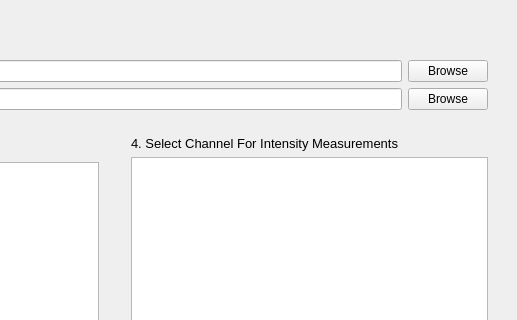
Old version of the form radialUI.ui in the repository HarrisonWismer/RadialProfile; both pictures show x 287 to 804 and y 0 to 320 of the 804 by 599 pixel window.
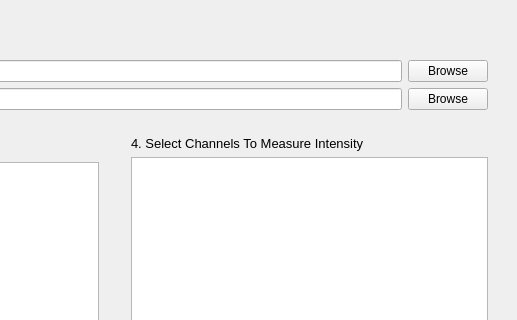
New version of the form.

What changed in the file:
```diff
--- a/radialUI.ui
+++ b/radialUI.ui
@@ -181,7 +181,7 @@
          </font>
         </property>
         <property name="text">
-         <string>4. Select Channel For Intensity Measurements</string>
+         <string>4. Select Channels To Measure Intensity</string>
         </property>
        </widget>
       </item>
```
